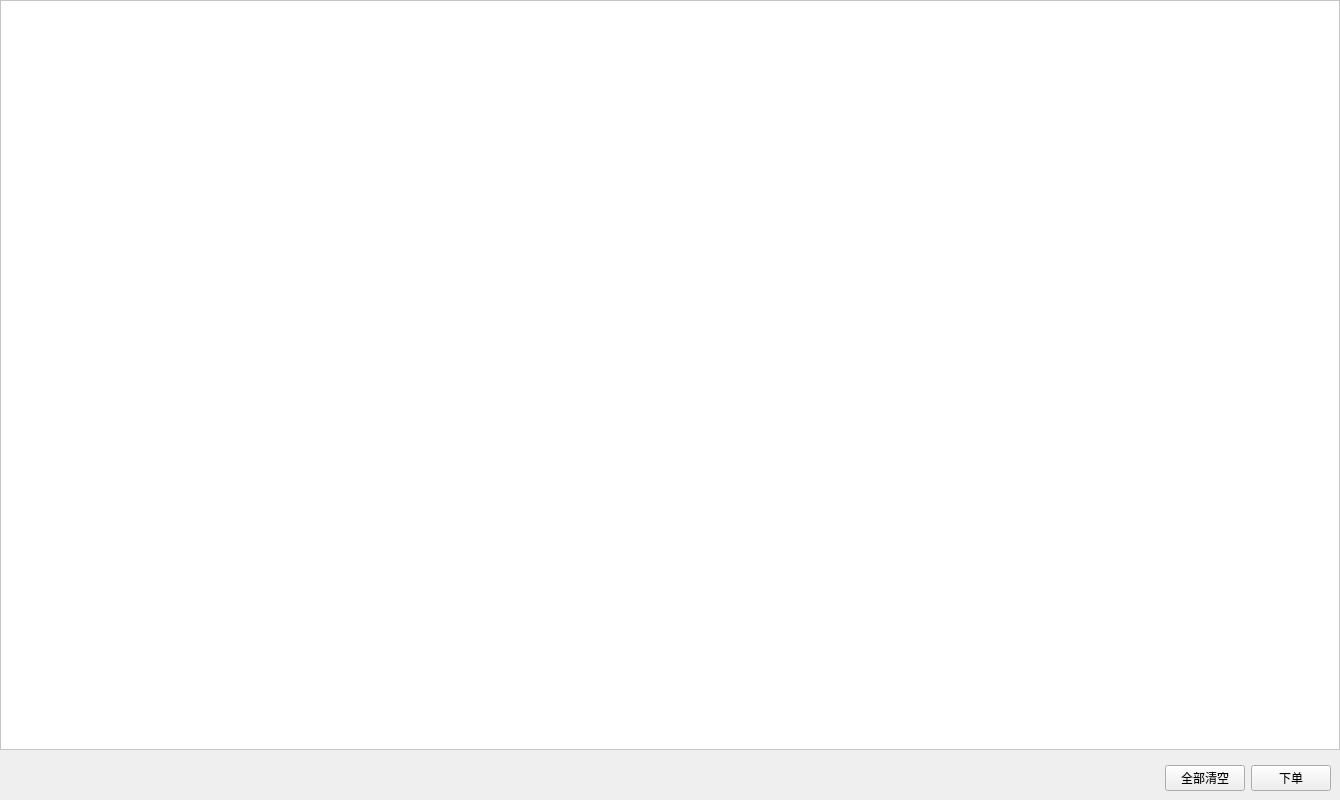
Old version of the form client/clientinterface.ui in the repository Li-Yaosong/BuffetMealsSystem.
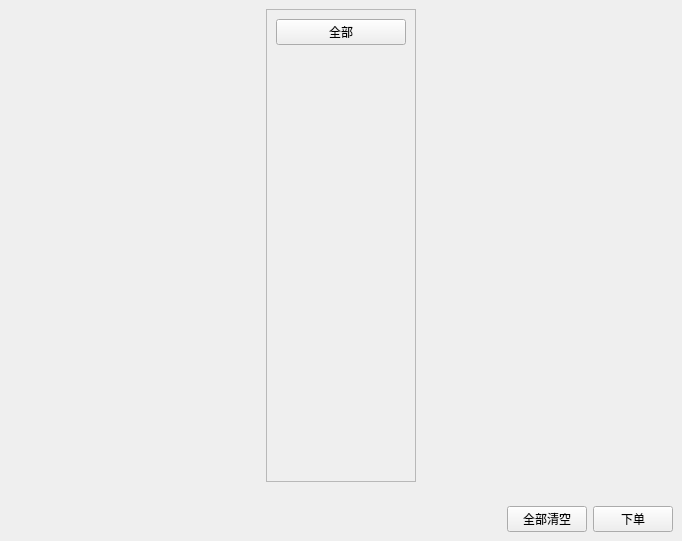
New version of the form.

The edit to the form file:
```diff
--- a/client/clientinterface.ui
+++ b/client/clientinterface.ui
@@ -6,13 +6,13 @@
    <rect>
     <x>0</x>
     <y>0</y>
-    <width>1340</width>
-    <height>800</height>
+    <width>682</width>
+    <height>541</height>
    </rect>
   </property>
   <property name="minimumSize">
    <size>
-    <width>1340</width>
+    <width>0</width>
     <height>0</height>
    </size>
   </property>
@@ -33,45 +33,59 @@
     <number>0</number>
    </property>
    <item>
-    <widget class="QScrollArea" name="scrollArea_3">
-     <property name="styleSheet">
-      <string notr="true">background-color: rgb(255, 255, 255);</string>
+    <widget class="QWidget" name="widget_2" native="true">
+     <layout class="QHBoxLayout" name="horizontalLayout">
+      <item>
+       <widget class="QScrollArea" name="scrollArea">
+        <property name="maximumSize">
+         <size>
+          <width>150</width>
+          <height>16777215</height>
+         </size>
      </property>
      <property name="widgetResizable">
       <bool>true</bool>
      </property>
-     <widget class="QWidget" name="scrollAreaWidgetContents_3">
+        <widget class="QWidget" name="scrollAreaWidgetContents">
       <property name="geometry">
        <rect>
         <x>0</x>
         <y>0</y>
-        <width>1338</width>
-        <height>740</height>
-       </rect>
-      </property>
-      <layout class="QGridLayout" name="gridLayout">
-       <property name="leftMargin">
-        <number>25</number>
-       </property>
-       <property name="topMargin">
-        <number>50</number>
-       </property>
-       <property name="rightMargin">
-        <number>25</number>
-       </property>
-       <property name="horizontalSpacing">
-        <number>50</number>
-       </property>
-       <property name="verticalSpacing">
-        <number>25</number>
-       </property>
-      </layout>
-     </widget>
+           <width>148</width>
+           <height>459</height>
+          </rect>
+         </property>
+         <layout class="QVBoxLayout" name="verticalLayout_2">
+          <item>
+           <widget class="QPushButton" name="pushButton_allDish">
+            <property name="text">
+             <string>全部</string>
+            </property>
+           </widget>
+          </item>
+          <item>
+           <spacer name="verticalSpacer">
+            <property name="orientation">
+             <enum>Qt::Vertical</enum>
+            </property>
+            <property name="sizeHint" stdset="0">
+             <size>
+              <width>20</width>
+              <height>398</height>
+             </size>
+            </property>
+           </spacer>
+          </item>
+         </layout>
+        </widget>
+       </widget>
+      </item>
+     </layout>
     </widget>
    </item>
    <item>
     <widget class="QWidget" name="widget" native="true">
-     <layout class="QHBoxLayout" name="horizontalLayout">
+     <layout class="QHBoxLayout" name="horizontalLayout_1">
       <item>
        <spacer name="horizontalSpacer">
         <property name="orientation">
```
Lines whose indentation alone changed are shown as unchanged.
